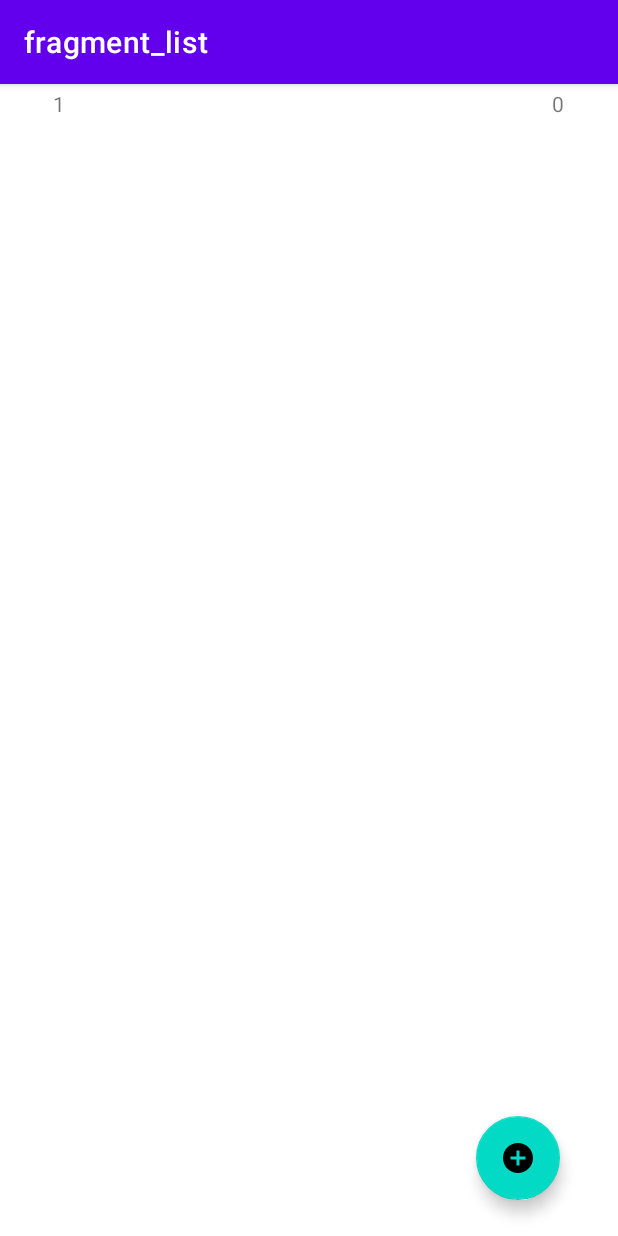
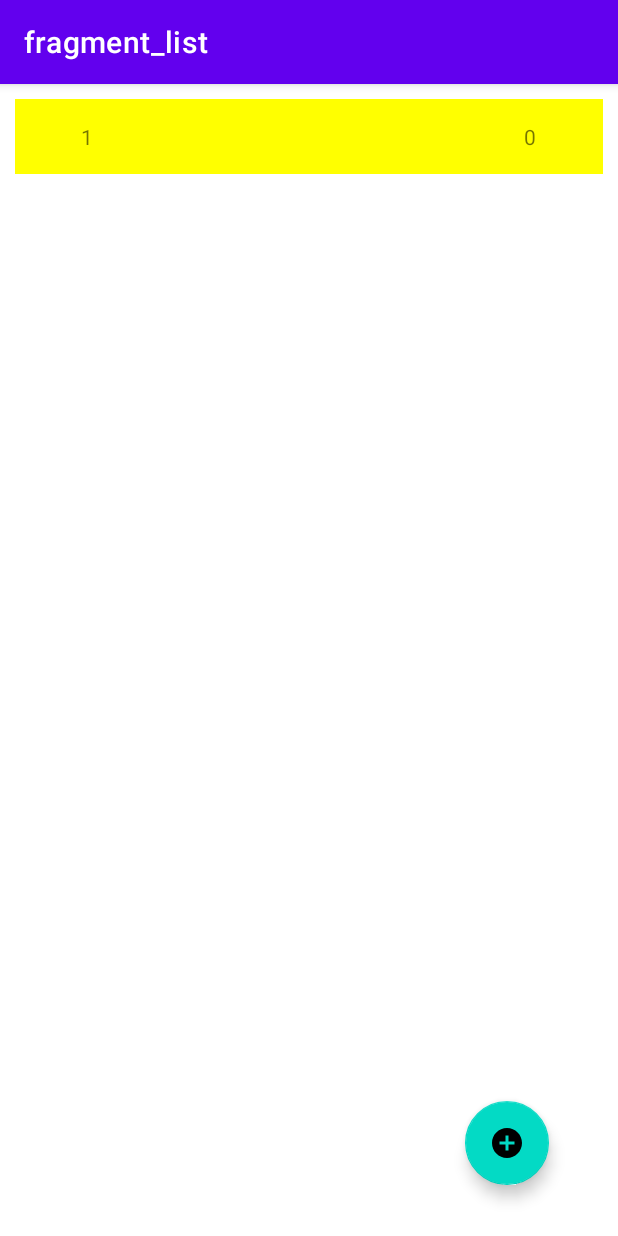
Before and after one commit to ajidipo/DataBaseLite, an Android app: the AddFragment screen opened through its navigation route, after a tap on "SAVE", on a phone screen of 412 x 824 dp. Run offline under Robolectric (Android 15) with nearby library versions, the phone set to English and light mode, and no system bars; our stand-ins replace Room's generated code, navigation-ui; 1 statement that could not run was skipped.

Commit message:
commit DBL2

```diff
--- a/app/src/main/java/com/example/latihanroomdbl/AddFragment.kt
+++ b/app/src/main/java/com/example/latihanroomdbl/AddFragment.kt
@@ -53,7 +53,6 @@ class AddFragment : Fragment() {
     }
 
 
-
 //    override fun onViewCreated(view: View, savedInstanceState: Bundle?) {
 //        super.onViewCreated(view, savedInstanceState)
 //
--- a/app/src/main/java/com/example/latihanroomdbl/ListFragment.kt
+++ b/app/src/main/java/com/example/latihanroomdbl/ListFragment.kt
@@ -46,7 +46,6 @@ class ListFragment : Fragment() {
         //menambahkan adapter ke recyclerview
         rvUser.layoutManager = LinearLayoutManager(requireContext())
         return view
-
     }
 
 
--- a/app/src/main/java/com/example/latihanroomdbl/UserListAdapter.kt
+++ b/app/src/main/java/com/example/latihanroomdbl/UserListAdapter.kt
@@ -1,5 +1,7 @@
 package com.example.latihanroomdbl
 
+import android.annotation.SuppressLint
+import android.graphics.Color
 import android.util.Log
 import android.view.LayoutInflater
 import android.view.View
@@ -22,6 +24,7 @@ class UserListAdapter: RecyclerView.Adapter<UserListAdapter.MyViewHolder>() {
             .inflate(R.layout.custom_row,parent,false))
     }
 
+    @SuppressLint("ResourceAsColor")
     override fun onBindViewHolder(holder: MyViewHolder, position: Int) {
        val currentItem = userList[position]
         holder.itemView.findViewById<TextView>(R.id.tvId).text = currentItem.id.toString()
@@ -29,6 +32,13 @@ class UserListAdapter: RecyclerView.Adapter<UserListAdapter.MyViewHolder>() {
         holder.itemView.findViewById<TextView>(R.id.tvLastname).text = currentItem.lastName
         holder.itemView.findViewById<TextView>(R.id.tvAge).text = currentItem.age.toString()
 
+        if (position %2 == 0){
+            holder.itemView.findViewById<LinearLayout>(R.id.rowLayout).setBackgroundColor(Color.YELLOW)
+        }else{
+            holder.itemView.findViewById<LinearLayout>(R.id.rowLayout).setBackgroundColor(R.color.coklat)
+        }
+
+        // aksi pada list to update data atau mengubah data
         holder.itemView.findViewById<LinearLayout>(R.id.rowLayout).setOnClickListener{
             val action = ListFragmentDirections.actionListFragmentToUpdateFragment(currentItem)
             holder.itemView.findNavController().navigate(action)
--- a/app/src/main/java/com/example/latihanroomdbl/data/UserDao.kt
+++ b/app/src/main/java/com/example/latihanroomdbl/data/UserDao.kt
@@ -1,17 +1,23 @@
 package com.example.latihanroomdbl.data
 
 import androidx.lifecycle.LiveData
-import androidx.room.Dao
-import androidx.room.Insert
-import androidx.room.OnConflictStrategy
-import androidx.room.Query
+import androidx.room.*
 
 
 @Dao
 interface UserDao {
+
     @Insert(onConflict = OnConflictStrategy.IGNORE)
     fun addUser(user: User)
 
+    // otomatis declare jika sudah ada 1 yang di declare
+    @Update
+    fun updateUser(user: User)
+
+    @Delete
+    fun deleteUser(user: User)
+
     @Query("SELECT * FROM user_table ORDER By id ASC")
     fun readAllData(): LiveData<List<User>>
+
 }
--- a/app/src/main/res/layout/activity_main.xml
+++ b/app/src/main/res/layout/activity_main.xml
@@ -4,7 +4,8 @@
     xmlns:tools="http://schemas.android.com/tools"
     android:layout_width="match_parent"
     android:layout_height="match_parent"
-    tools:context=".MainActivity">
+    tools:context=".MainActivity"
+    android:padding="10dp">
 
     <androidx.fragment.app.FragmentContainerView
         android:id="@+id/nav_host_fragment"
--- a/app/src/main/res/layout/custom_row.xml
+++ b/app/src/main/res/layout/custom_row.xml
@@ -4,7 +4,7 @@
     android:layout_height="wrap_content"
     xmlns:tools="http://schemas.android.com/tools"
     android:orientation="horizontal"
-    android:padding="2dp"
+    android:padding="15dp"
     android:id="@+id/rowLayout">
 
     <TextView
--- a/app/src/main/res/layout/fragment_list.xml
+++ b/app/src/main/res/layout/fragment_list.xml
@@ -24,11 +24,7 @@
     <androidx.recyclerview.widget.RecyclerView
         android:id="@+id/rv_user"
         android:layout_width="match_parent"
-        android:layout_height="629dp"
-        android:layout_marginStart="1dp"
-        android:layout_marginTop="1dp"
-        android:layout_marginEnd="1dp"
-        app:layout_constraintEnd_toEndOf="parent"
-        app:layout_constraintStart_toStartOf="parent"
-        app:layout_constraintTop_toTopOf="parent" />
+        android:layout_height="match_parent"
+        tools:layout_editor_absoluteX="0dp"
+        tools:layout_editor_absoluteY="-147dp" />
 </androidx.constraintlayout.widget.ConstraintLayout>
--- a/app/src/main/res/values/colors.xml
+++ b/app/src/main/res/values/colors.xml
@@ -7,4 +7,6 @@
     <color name="teal_700">#FF018786</color>
     <color name="black">#FF000000</color>
     <color name="white">#FFFFFFFF</color>
+    <color name="coklat">#884A39</color>
+    <color name="biru">#30A2FF</color>
 </resources>
```
Also changed, not shown: app/src/main/java/com/example/latihanroomdbl/UpdateFragment.kt (+50 -1 lines), app/src/main/java/com/example/latihanroomdbl/data/UserRepository.kt (+10 -3 lines), app/src/main/java/com/example/latihanroomdbl/data/userViewModel.kt (+15 -0 lines), app/src/main/res/layout/fragment_add.xml (+13 -0 lines), app/src/main/res/layout/fragment_update.xml (+7 -0 lines).
